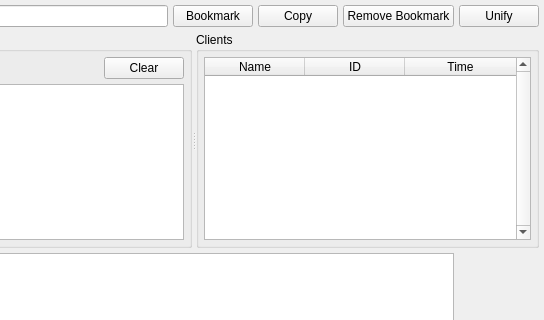
The window that branches/trunk/GoldBug-UI/spot-on-buzzpage.ui (textbrowser/spot-on) describes before a commit, drawn with Qt 5; both pictures show x 156 to 700 and y 0 to 320 of the 700 by 450 pixel window.
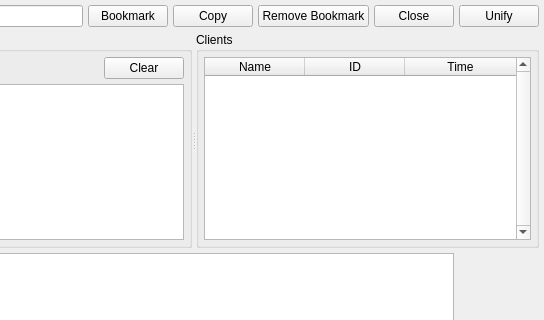
The same window after the commit. Custom widgets are drawn as their Qt base class.

Diff of the .ui file:
```diff
--- a/branches/trunk/GoldBug-UI/spot-on-buzzpage.ui
+++ b/branches/trunk/GoldBug-UI/spot-on-buzzpage.ui
@@ -72,6 +72,13 @@
        </property>
       </widget>
      </item>
+     <item>
+      <widget class="QPushButton" name="close">
+       <property name="text">
+        <string>Close</string>
+       </property>
+      </widget>
+     </item>
      <item>
       <widget class="QPushButton" name="unify">
        <property name="toolTip">
```
Left out of the diff: 3 changed lines with no effect on the pictures.
